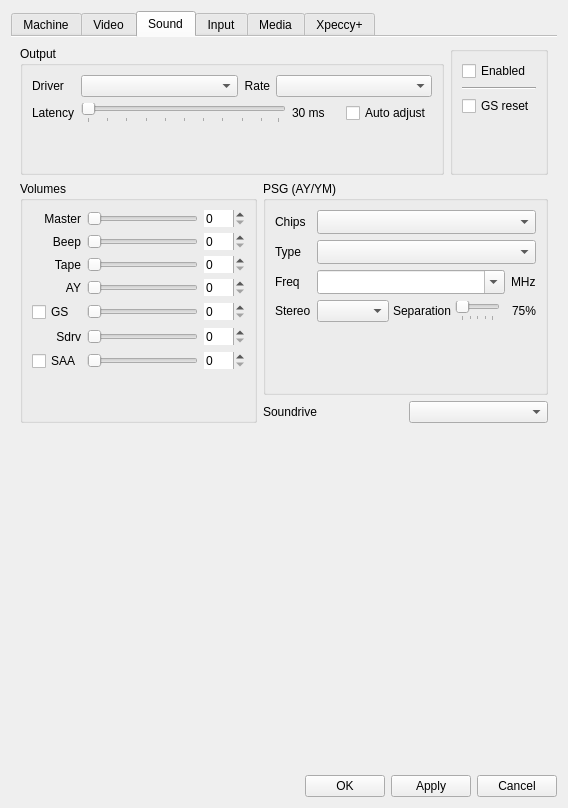
Above: ui/setupwin.ui from Volutar/xpeccy-plus before the change. Below: the same form after it.
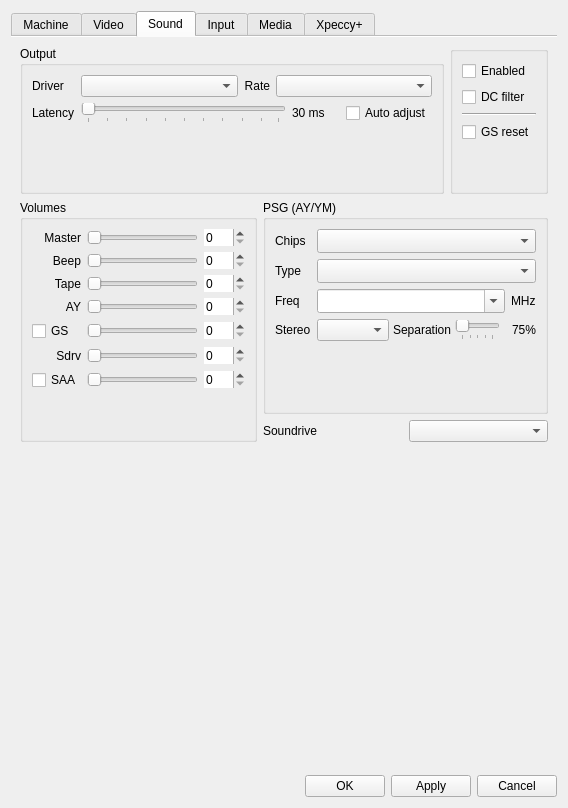
That is the form after the change. The open tabs and pages were chosen to show the change. Icons and pictures are not drawn. Custom widgets are drawn as their Qt base class.

Commit message: sound: a dc filter for the output, per device

Patch:
```diff
--- a/ui/setupwin.ui
+++ b/ui/setupwin.ui
@@ -1897,6 +1897,16 @@
                 </property>
                </widget>
               </item>
+              <item>
+               <widget class="QCheckBox" name="dcbox">
+                <property name="toolTip">
+                 <string>Take the chips&apos; dc offset out of the output</string>
+                </property>
+                <property name="text">
+                 <string>DC filter</string>
+                </property>
+               </widget>
+              </item>
               <item>
                <widget class="Line" name="line_3">
                 <property name="orientation">
```
The commit also changes 7 other files.
